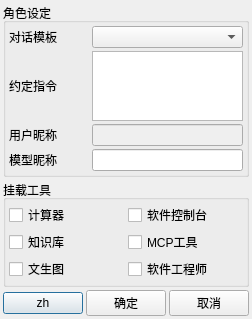
Before: the Qt Designer form src/widget/date_dialog.ui in ylsdamxssjxxdd/eva, drawn with Qt 5.
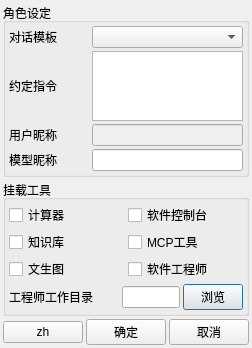
After: the same form once the commit is applied.

Commit message: 优化软件工程师

The edit to the form file:
```diff
--- a/src/widget/date_dialog.ui
+++ b/src/widget/date_dialog.ui
@@ -248,7 +248,7 @@
        <number>3</number>
       </property>
       <item>
-       <layout class="QGridLayout" name="gridLayout">
+      <layout class="QGridLayout" name="gridLayout">
         <item row="1" column="0">
          <widget class="QCheckBox" name="knowledge_checkbox">
           <property name="minimumSize">
@@ -360,8 +360,51 @@
           </property>
          </widget>
         </item>
-       </layout>
-      </item>
+        <item row="3" column="0" colspan="2">
+         <layout class="QHBoxLayout" name="horizontalLayout_engineer_dir">
+          <item>
+           <widget class="QLabel" name="date_engineer_workdir_label">
+            <property name="minimumSize">
+             <size>
+              <width>110</width>
+              <height>0</height>
+             </size>
+            </property>
+            <property name="text">
+             <string>工程师工作目录</string>
+            </property>
+           </widget>
+          </item>
+          <item>
+           <widget class="QLineEdit" name="date_engineer_workdir_LineEdit">
+            <property name="minimumSize">
+             <size>
+              <width>0</width>
+              <height>0</height>
+             </size>
+            </property>
+            <property name="readOnly">
+             <bool>true</bool>
+            </property>
+           </widget>
+          </item>
+          <item>
+           <widget class="QPushButton" name="date_engineer_workdir_browse">
+            <property name="minimumSize">
+             <size>
+              <width>60</width>
+              <height>0</height>
+             </size>
+            </property>
+            <property name="text">
+             <string>浏览</string>
+            </property>
+           </widget>
+          </item>
+         </layout>
+        </item>
+      </layout>
+     </item>
      </layout>
     </widget>
    </item>
```
The commit also changes 6 other files.
